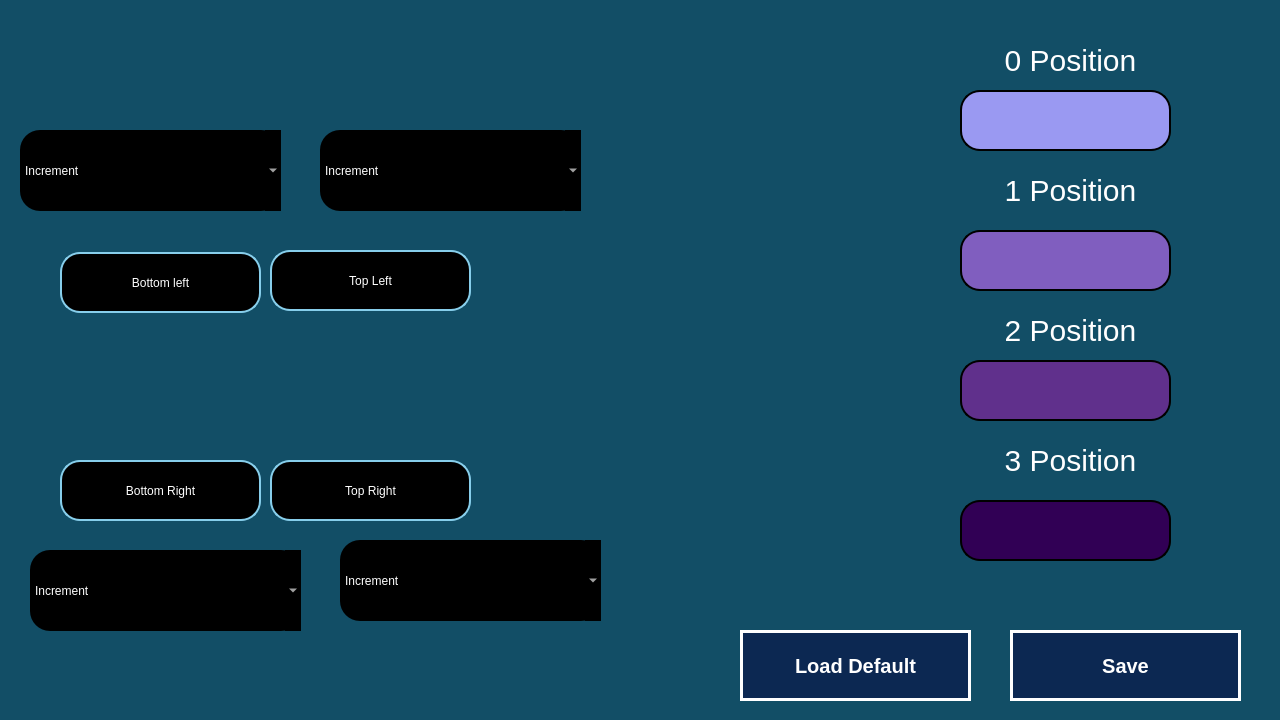
The window that footswitch.ui (RISWANAAAA/venturiphaco) describes before a commit, drawn with Qt 5.
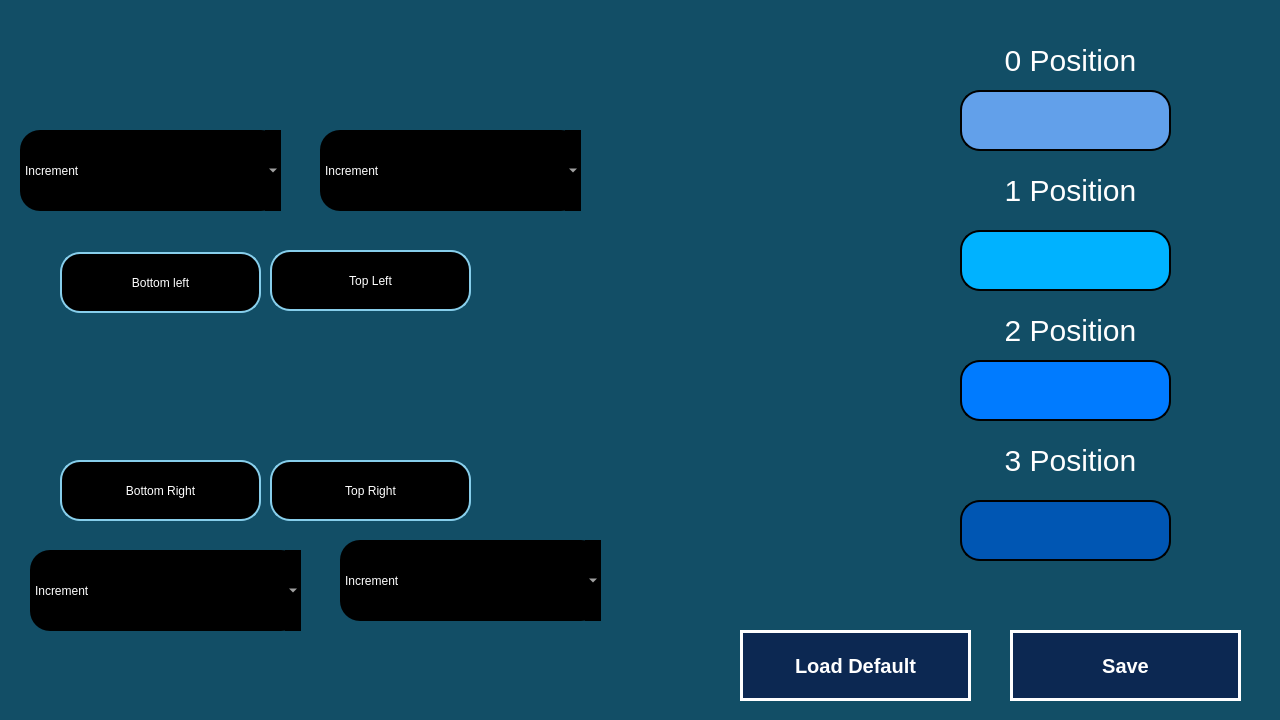
The same window after the commit. Icons and pictures are not drawn.

The edit to the form file:
```diff
--- a/footswitch.ui
+++ b/footswitch.ui
@@ -48,11 +48,10 @@
     </rect>
    </property>
    <property name="styleSheet">
-    <string notr="true">
-font:30pt &quot;Ubuntu&quot;;
-color:white;
-background-color:#9A99F2;
-border-radius:20px;border:2px solid black;</string>
+    <string notr="true">font:30pt &quot;Ubuntu&quot;;
+color: rgb(255, 255, 255);
+border-radius:20px;border:2px solid black;
+background-color: rgb(98, 160, 234);</string>
    </property>
    <property name="alignment">
     <set>Qt::AlignCenter</set>
@@ -68,10 +67,9 @@
     </rect>
    </property>
    <property name="styleSheet">
-    <string notr="true">
-font:30pt &quot;Ubuntu&quot;;
+    <string notr="true">font:30pt &quot;Ubuntu&quot;;
 color: rgb(255, 255, 255);
-background-color: #805EBF;
+background-color:#00B2FF;
 border-radius:20px;border:2px solid black;</string>
    </property>
    <property name="alignment">
@@ -88,11 +86,12 @@
     </rect>
    </property>
    <property name="styleSheet">
-    <string notr="true">
-font:30pt &quot;Ubuntu&quot;;
+    <string notr="true">font: 30pt &quot;Ubuntu&quot;;
 color: rgb(255, 255, 255);
-background-color: #60308C;
-border-radius:20px;border:2px solid black;</string>
+background-color: #007BFF; /* Attractive Blue for second position */
+border-radius: 20px;
+border: 2px solid black;
+</string>
    </property>
    <property name="alignment">
     <set>Qt::AlignCenter</set>
@@ -109,10 +108,11 @@
    </property>
    <property name="styleSheet">
     <string notr="true">
-font:30pt &quot;Ubuntu&quot;;
+font: 30pt &quot;Ubuntu&quot;;
 color: rgb(255, 255, 255);
-background-color: #310055;
-border-radius:20px;border:2px solid black;</string>
+background-color: #0056b3; /* Darker Blue */
+border-radius: 20px;
+border: 2px solid black;</string>
    </property>
    <property name="alignment">
     <set>Qt::AlignCenter</set>
```
